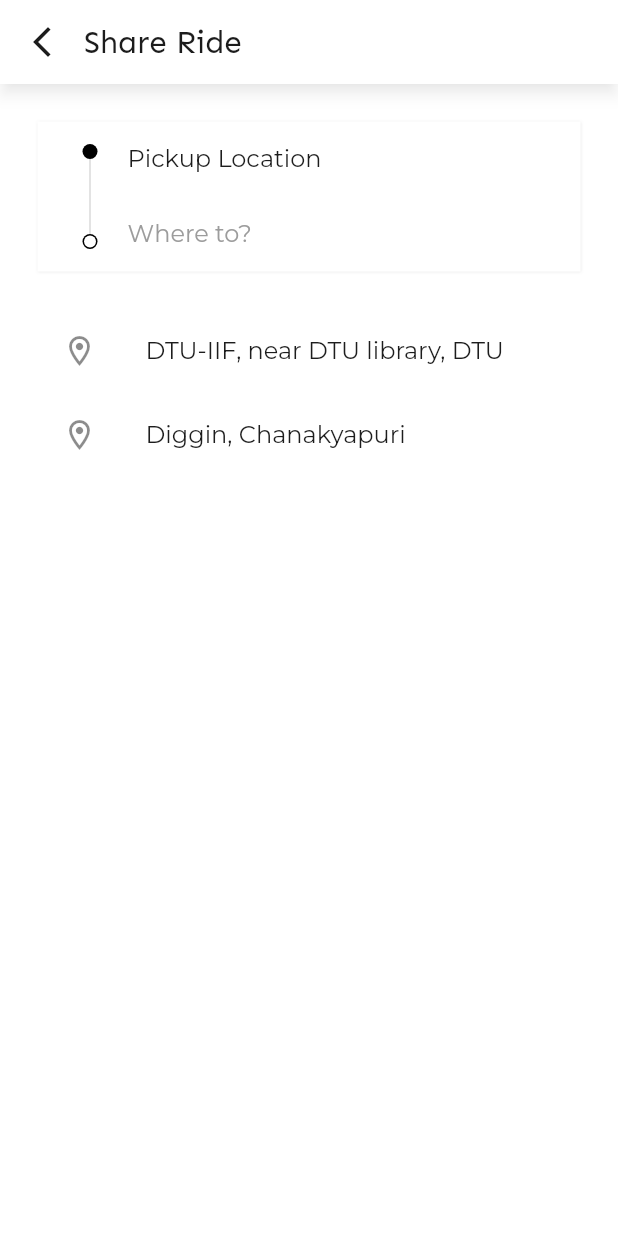
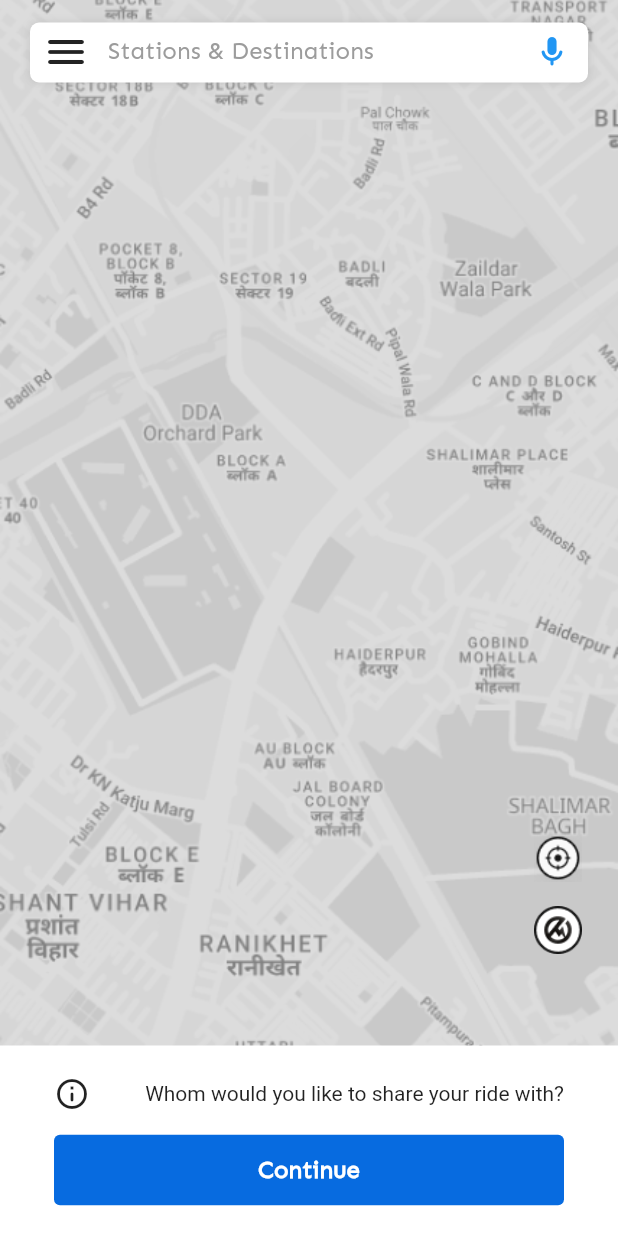
Before and after one commit to AbishekGhalley/App_Development_Project, a Flutter app: the screen it shows after launch, on a phone screen of 412 x 824 dp. Run offline on Flutter 3.47's test engine with Material 2 defaults, Android fonts, the phone set to English and light mode, and no system bars; our stand-ins replace dotted_border, flutter_svg, google_fonts.

Commit message:
Continue Screen Done

```diff
--- a/lib/constants/assets_constants.dart
+++ b/lib/constants/assets_constants.dart
@@ -11,6 +11,9 @@ class AssetsConstants {
   static const String bubblechat = "$_pngPath/Bubblechat.png";
   static const String cashlesspayment = "$_pngPath/CashlessPayment.png";
   static const String place = "$_pngPath/Place.png";
+  static const String map = "$_pngPath/map.png";
+  static const String ekizone = "$_pngPath/ekizone.png";
+  static const String location = "$_pngPath/MyLocation.png";
   static const String error = "$_pngPath/Error.png";
   static const String private = "$_pngPath/Private.png";
   static const String share = "$_pngPath/Share.png";
--- a/lib/features/shareride/view/shareridemap.dart
+++ b/lib/features/shareride/view/shareridemap.dart
@@ -0,0 +1,176 @@
+import 'package:flutter/material.dart';
+import 'package:myekigai/constants/assets_constants.dart';
+import 'package:myekigai/reusables/btn.dart';
+
+class shareridemap extends StatefulWidget {
+  const shareridemap({super.key});
+
+  @override
+  State<shareridemap> createState() => _shareridemapState();
+}
+
+class _shareridemapState extends State<shareridemap> {
+  String searchQuery = '';
+  List<String> originalResults = [
+    'Result 1',
+    'Result 2',
+    'Result 3',
+    'Result 4',
+    'Result 5',
+  ];
+  List<String> filteredResults = [];
+
+  @override
+  void initState() {
+    super.initState();
+    filteredResults = originalResults;
+  }
+
+  @override
+  Widget build(BuildContext context) {
+    return Scaffold(
+      body: Stack(
+        children: [
+          Center(
+            child: Image.asset(
+              width: double.infinity,
+              height: MediaQuery.of(context).size.height,
+              AssetsConstants.map,
+              fit: BoxFit.cover,
+            ),
+          ),
+          Positioned(
+            top: MediaQuery.of(context).padding.top + 15,
+            left: 20,
+            right: 20,
+            child: Container(
+              height: 40,
+              decoration: ShapeDecoration(
+                color: Colors.white,
+                shape: RoundedRectangleBorder(
+                  borderRadius: BorderRadius.circular(6),
+                ),
+                shadows: const [
+                  BoxShadow(
+                    color: Color(0x3FABABAB),
+                    blurRadius: 4,
+                    offset: Offset(1, 1),
+                    spreadRadius: 0,
+                  ),
+                  BoxShadow(
+                    color: Color(0x3FABABAB),
+                    blurRadius: 4,
+                    offset: Offset(-1, -1),
+                    spreadRadius: 0,
+                  )
+                ],
+              ),
+              child: GestureDetector(
+                onTap: () {
+                  // Handle search bar tap
+                },
+                child: Row(
+                  children: [
+                    IconButton(
+                      padding: const EdgeInsets.only(bottom: 1),
+                      icon: const Icon(Icons.menu_rounded, size: 32),
+                      onPressed: () {
+                        // Handle hamburger menu button press
+                      },
+                    ),
+                    Expanded(
+                      child: TextField(
+                        decoration: const InputDecoration(
+                          hintText: 'Stations & Destinations',
+                          hintStyle: TextStyle(
+                            color: Color(0xFF9C9C9C),
+                            fontSize: 16,
+                            fontFamily: 'Sen',
+                            fontWeight: FontWeight.w400,
+                          ),
+                          border: InputBorder.none,
+                          contentPadding: EdgeInsets.only(
+                            bottom: 10,
+                            left: 4,
+                            right: 4,
+                          ),
+                        ),
+                        onChanged: (value) {
+                          setState(() {
+                            searchQuery = value;
+                            filteredResults = originalResults
+                                .where((item) => item
+                                .toLowerCase()
+                                .contains(searchQuery.toLowerCase()))
+                                .toList();
+                          });
+                        },
+                      ),
+                    ),
+                    IconButton(
+                      padding: const EdgeInsets.only(bottom: 1),
+                      icon: const Icon(
+                        Icons.mic_rounded,
+                        size: 24,
+                        color: Colors.blue,
+                      ),
+                      onPressed: () {
+                        // Handle microphone button press by backend
+                      },
+                    ),
+                  ],
+                ),
+              ),
+            ),
+          ),
+          Positioned(
+            bottom: 180,
+            right: 16,
+            child: Column(
+              children: [
+                IconButton(
+                  icon: Image.asset(AssetsConstants.location),
+                  onPressed: () {
+                    // Handle favorite icon press
+                  },
+                ),
+                IconButton(
+                  icon: Image.asset(AssetsConstants.ekizone),
+                  onPressed: () {
+                    // Handle share icon press
+                  },
+                ),
+              ],
+            ),
+          ),
+          Positioned(
+            bottom: 0,
+            left: 0,
+            right: 0,
+            child: Container(
+              width: double.infinity,
+              color: Colors.white,
+              padding: const EdgeInsets.all(20),
+              child: Column(
+                crossAxisAlignment: CrossAxisAlignment.stretch,
+                children: [
+                  const Padding(
+                    padding: EdgeInsets.symmetric(horizontal: 16),
+                    child:Row(
+                    children: [
+                      Icon(Icons.info_outline_rounded),
+                      Spacer(),
+                      Text("Whom would you like to share your ride with?")
+                    ],
+                  ),),
+                const SizedBox(height: 15,),
+                CustomButton(text: "Continue", onPressed: (){})
+                ],
+              ),
+            )
+          )
+        ],
+      ),
+    );
+  }
+}
--- a/lib/main.dart
+++ b/lib/main.dart
@@ -4,6 +4,7 @@ import 'package:myekigai/features/hamburger/view/ReferEarn.dart';
 import 'package:myekigai/features/hamburger/view/help.dart';
 import 'package:myekigai/features/onboarding/view/onboarding.dart';
 import 'package:myekigai/features/shareride/view/recentlocal.dart';
+import 'package:myekigai/features/shareride/view/shareridemap.dart';
 import 'package:myekigai/theme/theme.dart';
 
 void main() {
@@ -20,7 +21,7 @@ class MyApp extends StatelessWidget {
       debugShowCheckedModeBanner: false,
       title: 'Flutter Demo',
       theme: AppTheme.theme,
-      home: const recentlocal(),
+      home: const shareridemap(),
     );
   }
 }
--- a/lib/reusables/btn.dart
+++ b/lib/reusables/btn.dart
@@ -1,5 +1,4 @@
 import 'package:flutter/material.dart';
-import 'package:google_fonts/google_fonts.dart';
 import 'package:myekigai/theme/pallete.dart';
 
 class CustomButton extends StatelessWidget {
@@ -17,7 +16,7 @@ class CustomButton extends StatelessWidget {
   @override
   Widget build(BuildContext context) {
     return Container(
-      margin: EdgeInsets.symmetric(horizontal: 16), // Set the horizontal margin
+      margin: const EdgeInsets.symmetric(horizontal: 16), // Set the horizontal margin
       width:
           double.infinity, // Set the width to occupy the full available space
       child: TextButton(
@@ -41,10 +40,11 @@ class CustomButton extends StatelessWidget {
             : onPressed, // Disable onPressed callback if disabled
         child: Text(
           text,
-          style: GoogleFonts.sen(
+          style: const TextStyle(
+            fontFamily: "Sen",
             fontSize: 16,
             fontWeight: FontWeight.bold,
-            color: disabled ? Pallete.btnTextColor : Pallete.btnDisabledColor,
+            color: Pallete.btnTextColor,
           ),
         ),
       ),
--- a/lib/theme/pallete.dart
+++ b/lib/theme/pallete.dart
@@ -6,7 +6,6 @@ class Pallete {
   static const Color partitionlineColor = Color.fromRGBO(230, 230, 230, 1);
   static const Color textColor = Color.fromRGBO(29, 29, 29, 1);
   static const Color btnTextColor = Colors.white;
-  static const Color btnDisabledColor =
-      Color.fromRGBO(7, 108, 224, 0.5); // By Imran
+  static const Color btnDisabledColor =  Color.fromRGBO(7, 108, 224, 0.5);
   static const Color geryColor = Color.fromRGBO(156, 156, 156, 1);
 }
```
Also changed, not shown: assets/pngs/MyLocation.png (added), assets/pngs/ekizone.png (added).
